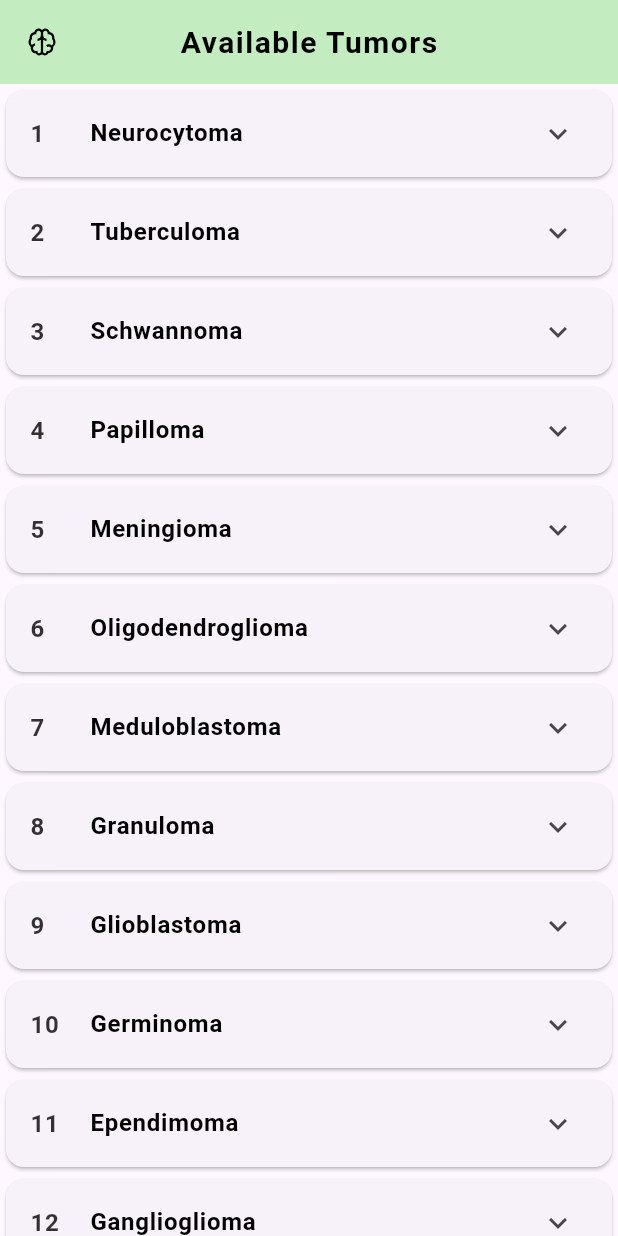
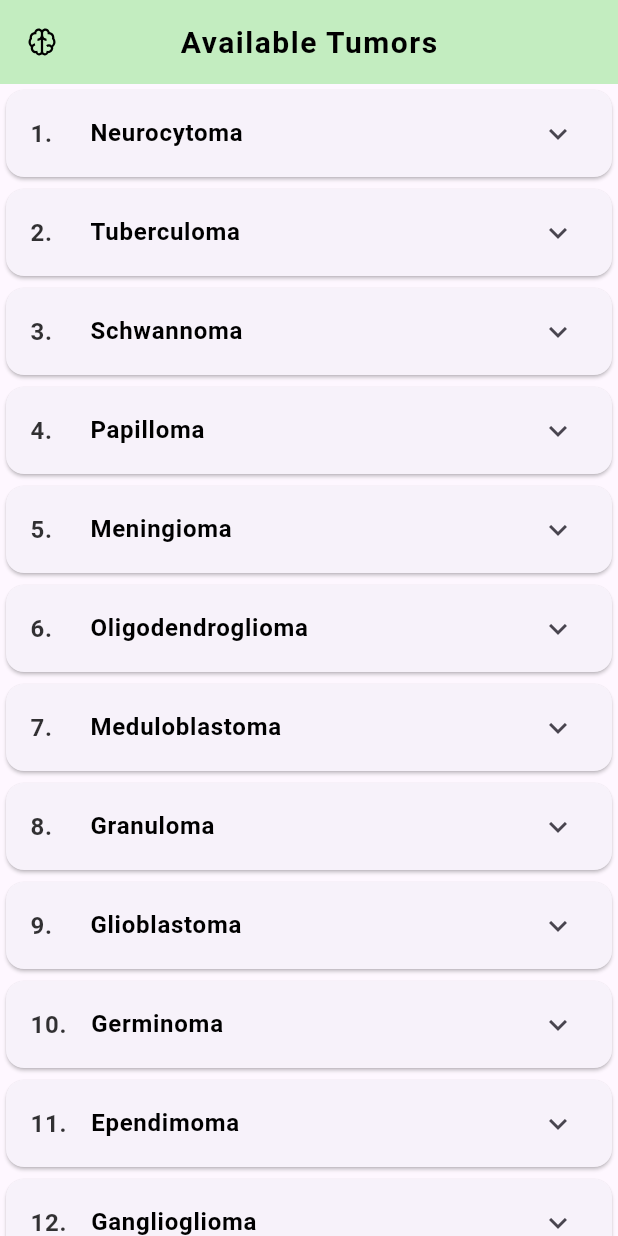
Before and after one commit to SharmaDeepak98/mri_image_classification, a Flutter app: the AboutTumor screen opened directly, on a phone screen of 412 x 824 dp. Run offline on Flutter 3.47's test engine with Material 3 defaults, Android fonts, the phone set to English and light mode, and no system bars; our stand-ins replace flutter_easyloading, google_nav_bar, image_picker, line_icons, shared_preferences, smooth_page_indicator; missing offline and left inert: flutter_tflite; accounts and stored records are empty.

Commit message:
minor changes

```diff
--- a/lib/main.dart
+++ b/lib/main.dart
@@ -1,5 +1,4 @@
 import 'package:flutter/material.dart';
-import 'package:mri_detection/pages/onboarding_page.dart';
 import 'package:mri_detection/pages/splash_page.dart';
 import 'package:shared_preferences/shared_preferences.dart';
 
--- a/lib/model/faq_modal.dart
+++ b/lib/model/faq_modal.dart
@@ -45,5 +45,5 @@ List<FaqModal> FAQs = [
   FaqModal(
       title: 'Where can I get support or report issues?',
       description:
-          "For support or to report any issues, please contact any of the application developer mentioned in about developer page. We value your feedback and are committed to addressing any concerns promptly."),
+          "For support or to report any issues, please contact any of the developer mentioned in about developer page. We value your feedback and are committed to addressing any concerns promptly."),
 ];
--- a/lib/pages/homePage.dart
+++ b/lib/pages/home_page.dart
@@ -1,5 +1,4 @@
 import 'package:flutter/material.dart';
-import 'package:get/get.dart';
 import 'package:google_nav_bar/google_nav_bar.dart';
 import 'package:line_icons/line_icons.dart';
 import 'package:mri_detection/views/about_developer.dart';
@@ -17,8 +16,6 @@ class HomePage extends StatefulWidget {
 
 class _HomePageState extends State<HomePage> {
   int _selectedIndex = 0;
-  static const TextStyle optionStyle =
-      TextStyle(fontSize: 30, fontWeight: FontWeight.w600);
   static const List<Widget> _widgetOptions = <Widget>[
     ScannerView(),
     AboutTumor(),
--- a/lib/pages/intro_page1.dart
+++ b/lib/pages/intro_page1.dart
@@ -38,7 +38,7 @@ class IntroPage1 extends StatelessWidget {
             const SizedBox(height: 6.0),
             Text(
               description,
-              textAlign: TextAlign.left,
+              textAlign: TextAlign.center,
               style: const TextStyle(
                 fontSize: 14.0,
                 fontWeight: FontWeight.w400,
--- a/lib/pages/onboarding_page.dart
+++ b/lib/pages/onboarding_page.dart
@@ -1,6 +1,6 @@
 import 'package:flutter/material.dart';
 import 'package:mri_detection/extensions/app_color.dart';
-import 'package:mri_detection/pages/homePage.dart';
+import 'package:mri_detection/pages/home_page.dart';
 import 'intro_page1.dart';
 import 'intro_page2.dart';
 import 'intro_page3.dart';
--- a/lib/pages/splash_page.dart
+++ b/lib/pages/splash_page.dart
@@ -1,7 +1,6 @@
 import 'package:flutter/material.dart';
 import 'package:flutter_easyloading/flutter_easyloading.dart';
-import 'package:mri_detection/extensions/app_color.dart';
-import 'package:mri_detection/pages/homePage.dart';
+import 'package:mri_detection/pages/home_page.dart';
 import 'package:mri_detection/pages/onboarding_page.dart';
 
 class SplashPage extends StatelessWidget {
--- a/lib/views/about_tumor.dart
+++ b/lib/views/about_tumor.dart
@@ -15,7 +15,6 @@ class AboutTumor extends StatefulWidget {
 class _AboutTumorState extends State<AboutTumor> {
   @override
   Widget build(BuildContext context) {
-    double screenWidth = MediaQuery.of(context).size.width;
     return Scaffold(
       appBar: AppBar(
         centerTitle: true,
@@ -42,10 +41,6 @@ class _AboutTumorState extends State<AboutTumor> {
             child: ExpansionTileWidget(
               title: tumor.tumorName,
               description: tumor.tumorDes,
-              image: Image.asset(tumor.imageUrl,
-                  fit: BoxFit.cover,
-                  width: screenWidth * 0.4,
-                  height: screenWidth * 0.4),
               index: (index + 1).toString(),
             ),
           );
--- a/lib/widgets/expansion_tile_widget.dart
+++ b/lib/widgets/expansion_tile_widget.dart
@@ -5,21 +5,21 @@ class ExpansionTileWidget extends StatelessWidget {
       {super.key,
       required this.title,
       required this.description,
-      this.image,
       required this.index});
 
   final String title;
   final String description;
   final String index;
-  Widget? image;
 
   @override
   Widget build(BuildContext context) {
     return Column(
       children: <Widget>[
         ExpansionTile(
+          childrenPadding:
+              const EdgeInsets.only(left: 24.0, right: 24.0, bottom: 10.0),
           leading: Text(
-            index,
+            '$index.',
             style: TextStyle(
               fontSize: 16.0,
               fontWeight: FontWeight.w600,
@@ -35,15 +35,12 @@ class ExpansionTileWidget extends StatelessWidget {
             ),
           ),
           children: <Widget>[
-            //if (image != null) image!,
-            ListTile(
-              title: Text(
-                description,
-                style: TextStyle(
-                  fontSize: 15,
-                  color: Colors.black.withOpacity(0.7),
-                  letterSpacing: 0.4,
-                ),
+            Text(
+              description,
+              style: TextStyle(
+                fontSize: 15,
+                color: Colors.black.withOpacity(0.7),
+                letterSpacing: 0.4,
               ),
             ),
           ],
```
Also changed, not shown: lib/pages/intro_page3.dart (+0 -45 lines), lib/views/about_developer.dart (+7 -19 lines), lib/views/scanner_view.dart (+42 -16 lines), 2 other files.
